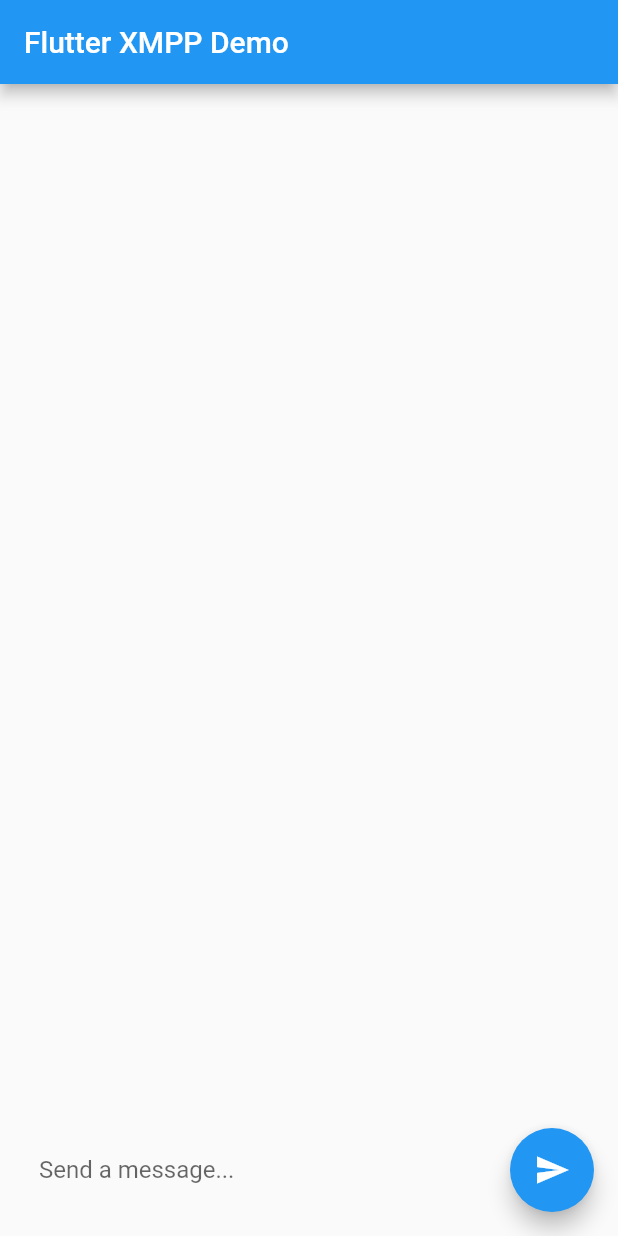
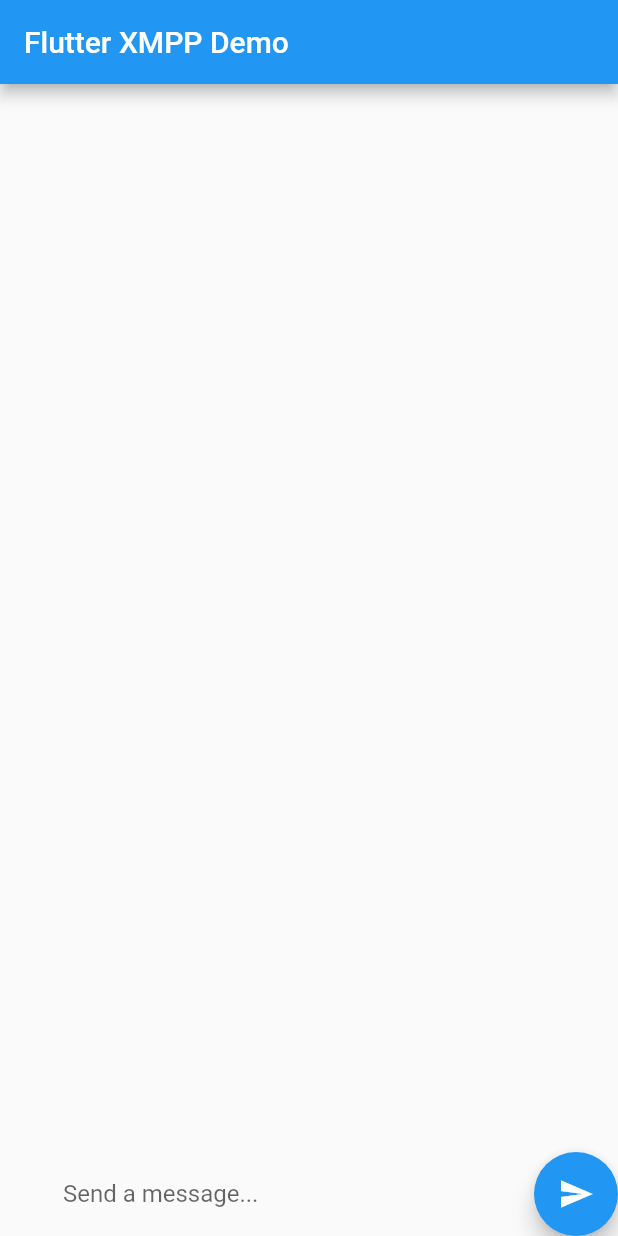
Before and after one commit to mattiaskjellsson/flutter_xmpp_chat_front, a Flutter app: the screen it shows after launch, on a phone screen of 412 x 824 dp. Run offline on Flutter 3.47's test engine with Material 2 defaults, Android fonts, the phone set to English and light mode, and no system bars; missing offline and left inert: xmpp_stone; statements that could not run were skipped.

Commit message:
some changes...

```diff
--- a/lib/homePage.dart
+++ b/lib/homePage.dart
@@ -19,6 +19,7 @@ class _MyHomePageState extends State<MyHomePage> {
   late final _messageHandler;
   late final _edit = TextEditingController();
   late final _connectionStateChangedListener;
+  late final _presenceManager;
 
   final _receiver = 'mattias2';
   final _user = 'mattias';
@@ -40,10 +41,14 @@ class _MyHomePageState extends State<MyHomePage> {
       body: Center(
         child: Column(
           mainAxisAlignment: MainAxisAlignment.center,
-          children: <Widget>[],
+          children: <Widget>[
+            Expanded(
+              child: Container(
+                  //TODO: Add messages here.
                   ),
             ),
-      floatingActionButton: Row(
+            SizedBox(height: 20.0),
+            Row(
               children: [
                 Expanded(
                   child: Container(
@@ -61,6 +66,9 @@ class _MyHomePageState extends State<MyHomePage> {
                   child: Icon(Icons.send),
                 ),
               ],
+            ),
+          ],
+        ),
       ),
     );
   }
@@ -80,11 +88,11 @@ class _MyHomePageState extends State<MyHomePage> {
     _connectionStateChangedListener = ConnectionStateChangedListener(
         connection, messagesListener, '$_receiver@$_domain');
 
-    final presenceManager = xmpp.PresenceManager.getInstance(connection);
+    _presenceManager = xmpp.PresenceManager.getInstance(connection);
 
-    presenceManager.subscriptionStream.listen((streamEvent) {
+    _presenceManager.subscriptionStream.listen((streamEvent) {
       if (streamEvent.type == xmpp.SubscriptionEventType.REQUEST) {
-        presenceManager.acceptSubscription(streamEvent.jid);
+        _presenceManager.acceptSubscription(streamEvent.jid);
       }
     });
 
```
Lines whose indentation alone changed are shown as unchanged.
